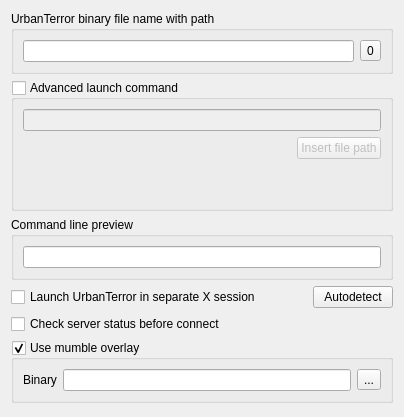
Above: src/setting_forms/launch_settings_form.ui from navrocky/urtconnector before the change. Below: the same form after it.
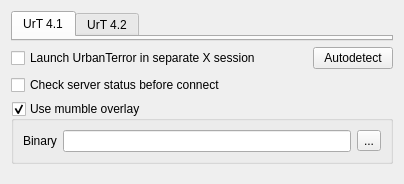
That is the form after the change. Icons and pictures are not drawn. Custom widgets are drawn as their Qt base class.

Commit message: added settings for urt 4.2, also launch 4.2 is working

Patch:
```diff
--- a/src/setting_forms/launch_settings_form.ui
+++ b/src/setting_forms/launch_settings_form.ui
@@ -7,7 +7,7 @@
     <x>0</x>
     <y>0</y>
     <width>404</width>
-    <height>417</height>
+    <height>184</height>
    </rect>
   </property>
   <property name="windowTitle">
@@ -15,128 +15,36 @@
   </property>
   <layout class="QVBoxLayout" name="verticalLayout">
    <item>
-    <widget class="QGroupBox" name="groupBox_2">
-     <property name="sizePolicy">
-      <sizepolicy hsizetype="Preferred" vsizetype="Fixed">
-       <horstretch>0</horstretch>
-       <verstretch>0</verstretch>
-      </sizepolicy>
+    <widget class="QTabWidget" name="tab_widget">
+     <property name="currentIndex">
+      <number>0</number>
      </property>
-     <property name="title">
-      <string>UrbanTerror binary file name with path</string>
-     </property>
-     <layout class="QHBoxLayout" name="horizontalLayout_2">
-      <item>
-       <widget class="QLineEdit" name="binary_edit"/>
-      </item>
-      <item>
-       <widget class="QToolButton" name="select_bin_button">
-        <property name="toolTip">
-         <string>Choose UrbanTerror binary file</string>
-        </property>
-        <property name="text">
-         <string>0</string>
-        </property>
-        <property name="icon">
-         <iconset resource="../images.qrc">
-          <normaloff>:/icons/icons/choose-file.png</normaloff>:/icons/icons/choose-file.png</iconset>
-        </property>
-       </widget>
-      </item>
-     </layout>
-    </widget>
-   </item>
-   <item>
-    <widget class="QGroupBox" name="advCmdBox">
-     <property name="sizePolicy">
-      <sizepolicy hsizetype="Preferred" vsizetype="Fixed">
-       <horstretch>0</horstretch>
-       <verstretch>0</verstretch>
-      </sizepolicy>
-     </property>
-     <property name="title">
-      <string>Advanced launch command</string>
-     </property>
-     <property name="checkable">
-      <bool>true</bool>
-     </property>
-     <property name="checked">
-      <bool>false</bool>
-     </property>
-     <layout class="QVBoxLayout" name="verticalLayout_5">
-      <item>
-       <widget class="QLineEdit" name="advCmdEdit"/>
-      </item>
-      <item>
-       <layout class="QHBoxLayout" name="horizontalLayout_4">
-        <property name="sizeConstraint">
-         <enum>QLayout::SetDefaultConstraint</enum>
-        </property>
-        <item>
-         <widget class="QLabel" name="adv_cmd_help_label">
-          <property name="sizePolicy">
-           <sizepolicy hsizetype="Preferred" vsizetype="Maximum">
-            <horstretch>0</horstretch>
-            <verstretch>0</verstretch>
-           </sizepolicy>
-          </property>
-          <property name="textInteractionFlags">
-           <set>Qt::LinksAccessibleByMouse|Qt::TextSelectableByMouse</set>
-          </property>
-         </widget>
-        </item>
-        <item>
-         <layout class="QVBoxLayout" name="verticalLayout_6">
-          <item>
-           <widget class="QPushButton" name="insertFileButton">
-            <property name="sizePolicy">
-             <sizepolicy hsizetype="Maximum" vsizetype="Fixed">
-              <horstretch>0</horstretch>
-              <verstretch>0</verstretch>
-             </sizepolicy>
-            </property>
-            <property name="text">
-             <string>Insert file path</string>
-            </property>
-           </widget>
-          </item>
-          <item>
-           <spacer name="verticalSpacer_2">
-            <property name="orientation">
-             <enum>Qt::Vertical</enum>
-            </property>
-            <property name="sizeHint" stdset="0">
-             <size>
-              <width>20</width>
-              <height>40</height>
-             </size>
-            </property>
-           </spacer>
-          </item>
-         </layout>
-        </item>
-       </layout>
-      </item>
-     </layout>
-    </widget>
-   </item>
-   <item>
-    <widget class="QGroupBox" name="groupBox">
-     <property name="title">
-      <string>Command line preview</string>
-     </property>
-     <layout class="QHBoxLayout" name="horizontalLayout_3">
-      <item>
-       <widget class="QLineEdit" name="adv_cmd_preview_edit">
-        <property name="toolTip">
-         <string>Command line preview</string>
-        </property>
-        <property name="readOnly">
-         <bool>true</bool>
-        </property>
-       </widget>
-      </item>
-     </layout>
+     <widget class="QWidget" name="tab">
+      <attribute name="title">
+       <string>UrT 4.1</string>
+      </attribute>
+      <layout class="QVBoxLayout" name="verticalLayout_2">
+       <property name="margin">
+        <number>0</number>
+       </property>
+       <item>
+        <widget class="launch_opts_panel" name="urt41_panel" native="true"/>
+       </item>
+      </layout>
+     </widget>
+     <widget class="QWidget" name="tab_2">
+      <attribute name="title">
+       <string>UrT 4.2</string>
+      </attribute>
+      <layout class="QVBoxLayout" name="verticalLayout_3">
+       <property name="margin">
+        <number>0</number>
+       </property>
+       <item>
+        <widget class="launch_opts_panel" name="urt42_panel" native="true"/>
+       </item>
+      </layout>
+     </widget>
     </widget>
    </item>
    <item>
@@ -182,6 +90,9 @@
      <property name="title">
       <string>Use mumble overlay</string>
      </property>
+     <property name="flat">
+      <bool>true</bool>
+     </property>
      <property name="checkable">
       <bool>true</bool>
      </property>
@@ -229,6 +140,23 @@
    </item>
   </layout>
  </widget>
+ <customwidgets>
+  <customwidget>
+   <class>launch_opts_panel</class>
+   <extends>QWidget</extends>
+   <header location="global">setting_forms/launch_opts_panel.h</header>
+   <container>1</container>
+  </customwidget>
+ </customwidgets>
+ <tabstops>
+  <tabstop>tab_widget</tabstop>
+  <tabstop>separate_x_check</tabstop>
+  <tabstop>x_check_button</tabstop>
+  <tabstop>update_server_check</tabstop>
+  <tabstop>mumble_overlay_group</tabstop>
+  <tabstop>mumble_bin_edit</tabstop>
+  <tabstop>select_mumble_bin_button</tabstop>
+ </tabstops>
  <resources>
   <include location="../images.qrc"/>
  </resources>
```
The commit also changes 11 other files.
